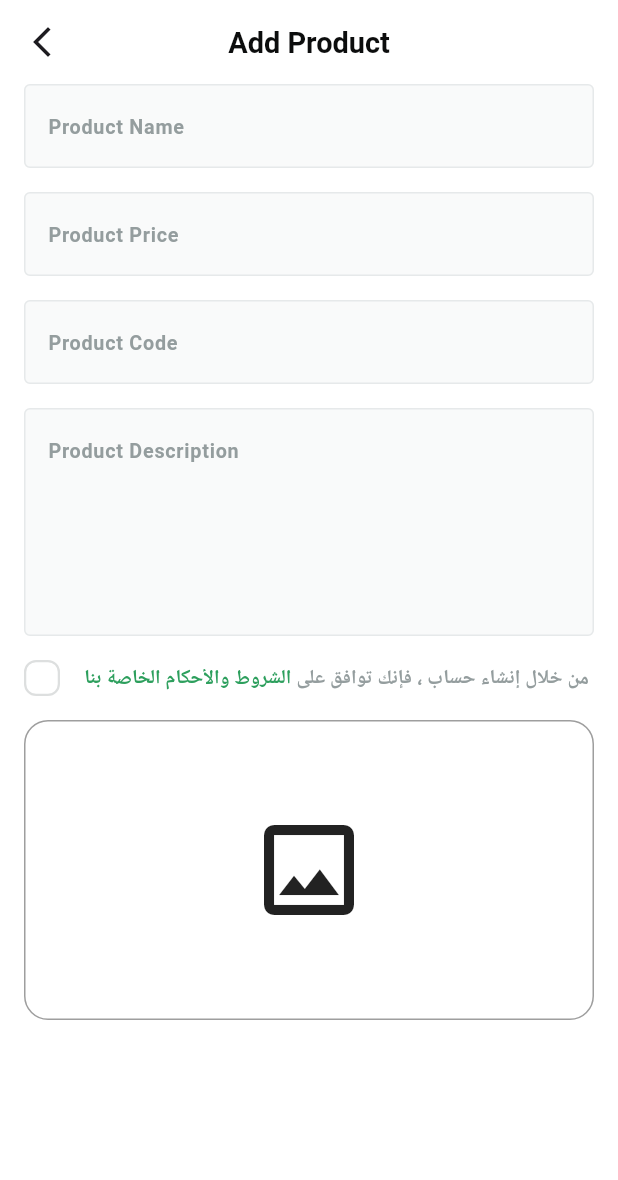
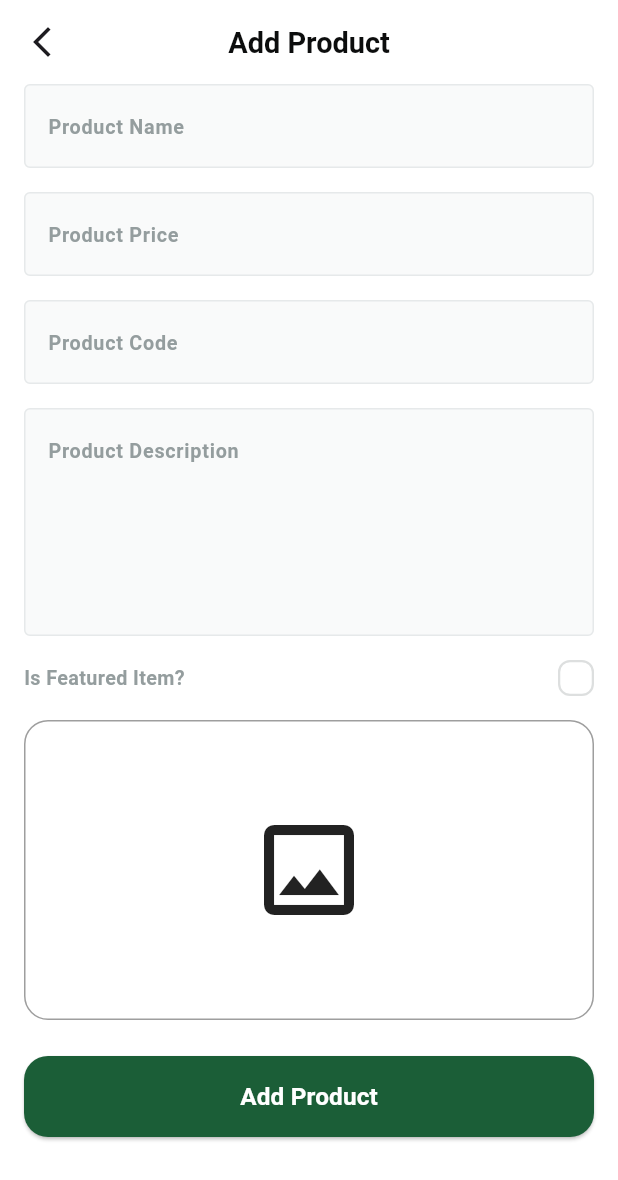
Before and after one commit to PhilopaterNabil/Fruits_Hub_Dashboard-App, a Flutter app: the AddProductView screen opened by its route, on a phone screen of 412 x 824 dp. Shown: the top 1180 px of the screen. Run offline on Flutter 3.47's test engine with Material 3 defaults, Android fonts, the phone set to English and light mode, and no system bars; drawn by our look-alikes of skeletonizer; our stand-ins replace firebase_core, flutter_screenutil, flutter_svg, go_router, image_picker; accounts and stored records are empty; Roboto replaces fonts that are missing (Cairo).

Commit message:
feat: Enhance AddProductViewBody with form handling and validation for product details

```diff
--- a/lib/features/add_product/presentation/views/widgets/is_featured_check_box.dart
+++ b/lib/features/add_product/presentation/views/widgets/is_featured_check_box.dart
@@ -18,6 +18,16 @@ class _IsFeaturedCheckBoxState extends State<IsFeaturedCheckBox> {
   Widget build(BuildContext context) {
     return Row(
       children: [
+        Expanded(
+          child: Text.rich(
+            TextSpan(
+              text: 'Is Featured Item?',
+              style:
+                  AppTextStyles.font13AccentGreenSemiBold.copyWith(color: AppColors.lightGreyColor),
+            ),
+          ),
+        ),
+        Spacer(),
         CustomCheckBox(
           isChecked: isTermsAccepted,
           onChecked: (value) {
@@ -27,22 +37,6 @@ class _IsFeaturedCheckBoxState extends State<IsFeaturedCheckBox> {
             });
           },
         ),
-        SizedBox(width: 16),
-        Expanded(
-          child: Text.rich(
-            TextSpan(
-              text: 'من خلال إنشاء حساب ، فإنك توافق على',
-              style:
-                  AppTextStyles.font13AccentGreenSemiBold.copyWith(color: AppColors.lightGreyColor),
-              children: [
-                TextSpan(
-                  text: ' الشروط والأحكام الخاصة بنا',
-                  style: AppTextStyles.font13AccentGreenSemiBold,
-                ),
-              ],
-            ),
-          ),
-        ),
       ],
     );
   }
```
Also changed, not shown: lib/features/add_product/presentation/views/widgets/add_product_view_body.dart (+70 -7 lines).
